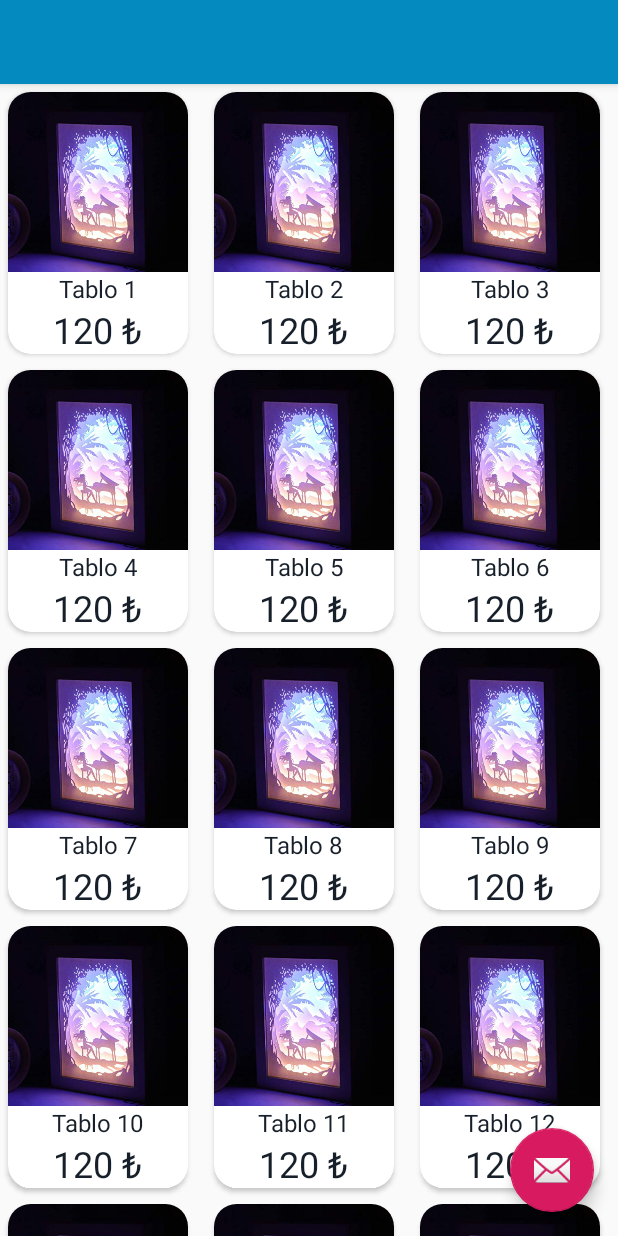
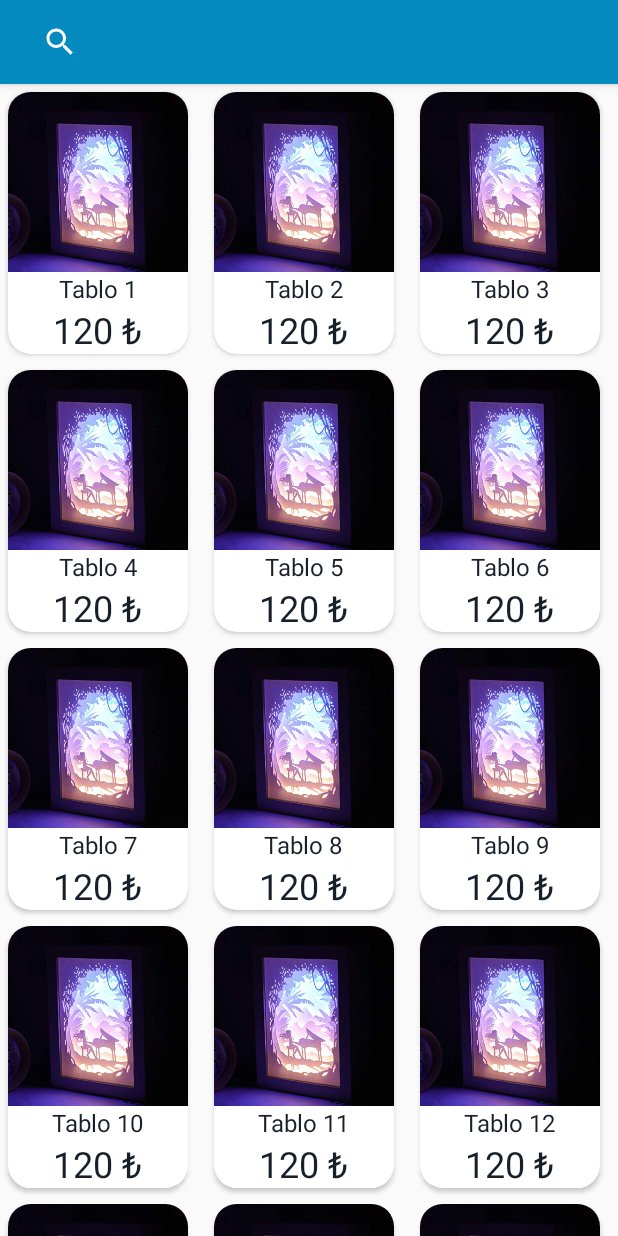
Before and after one commit to onur-tlntmr/Android, an Android app: the layout app_bar_main.xml on its own in the app's theme, with its tools: preview values and no code run, on a phone screen of 412 x 824 dp. Run offline under Robolectric (Android 15) with nearby library versions, the phone set to English and light mode, and no system bars.

Commit message:
Arayüz değişiklikleri ve sepetten silme fonksiyonu eklendi.

```diff
--- a/3dTable/app/src/main/java/com/codexe/a3dtable/Adapters/BasketAdapter.java
+++ b/3dTable/app/src/main/java/com/codexe/a3dtable/Adapters/BasketAdapter.java
@@ -30,7 +30,7 @@ public class BasketAdapter extends RecyclerView.Adapter<RecyclerView.ViewHolder>
 
     //Fragment ile gevsek bag olusturan ve tiklanan nesnenin indexini gonderebilmek icin kullanılan interface
     public interface OnBasketListener {
-        void basketOnclick(int position);
+        void basketOnclick(int position, int id);
     }
 
     public static class ProductHolder extends RecyclerView.ViewHolder implements View.OnClickListener {
@@ -51,12 +51,12 @@ public class BasketAdapter extends RecyclerView.Adapter<RecyclerView.ViewHolder>
 
             this.onBasketListener = onBasketListener;
             itemView.setOnClickListener(this);
-
+            btnDelete.setOnClickListener(this);
         }
 
         @Override
         public void onClick(View v) {
-            onBasketListener.basketOnclick(getAdapterPosition()); // tiklanan urunun numarasini listener referansina tasiyoruz
+            onBasketListener.basketOnclick(getAdapterPosition(), v.getId()); // tiklanan urunun numarasini listener referansina tasiyoruz
         }
     }
 
--- a/3dTable/app/src/main/java/com/codexe/a3dtable/ui/basket/BasketModelView.java
+++ b/3dTable/app/src/main/java/com/codexe/a3dtable/ui/basket/BasketModelView.java
@@ -41,4 +41,10 @@ public class BasketModelView extends ViewModel {
         products.setValue(list);
     }
 
+    public void removeProduct(Product p) {
+        list.remove(p);
+        products.setValue(list);
+    }
+
+
 }
--- a/3dTable/app/src/main/res/layout/activity_login.xml
+++ b/3dTable/app/src/main/res/layout/activity_login.xml
@@ -19,7 +19,7 @@
 
 
         <EditText
-            android:id="@+id/edtMail"
+            android:id="@+id/ac_login_mail"
             android:layout_row="0"
             android:layout_column="1"
             android:layout_marginLeft="5dp"
@@ -33,7 +33,7 @@
 
 
         <EditText
-            android:id="@+id/edtPasswd"
+            android:id="@+id/ac_login_password"
             android:layout_row="1"
             android:layout_column="1"
             android:layout_marginLeft="5dp"
@@ -47,7 +47,7 @@
             android:layout_column="1">
 
             <Button
-                android:id="@+id/btnLogin"
+                android:id="@+id/ac_btn_login"
                 android:layout_width="106dp"
                 android:layout_height="wrap_content"
 
--- a/3dTable/app/src/main/res/layout/app_bar_main.xml
+++ b/3dTable/app/src/main/res/layout/app_bar_main.xml
@@ -7,6 +7,7 @@
     tools:context=".MainActivity">
 
     <com.google.android.material.appbar.AppBarLayout
+        android:id="@+id/appBarLayout"
         android:layout_width="match_parent"
         android:layout_height="wrap_content"
         android:theme="@style/AppTheme.AppBarOverlay">
@@ -16,18 +17,20 @@
             android:layout_width="match_parent"
             android:layout_height="?attr/actionBarSize"
             android:background="?attr/colorPrimary"
-            app:popupTheme="@style/AppTheme.PopupOverlay" />
+            app:layout_anchor="@+id/appBarLayout"
+            app:layout_anchorGravity="center"
+            app:popupTheme="@style/AppTheme.PopupOverlay">
 
+
+            <androidx.appcompat.widget.SearchView
+                android:layout_width="wrap_content"
+                android:layout_height="match_parent" />
+
+
+        </androidx.appcompat.widget.Toolbar>
     </com.google.android.material.appbar.AppBarLayout>
 
     <include layout="@layout/content_main" />
 
-    <com.google.android.material.floatingactionbutton.FloatingActionButton
-        android:id="@+id/fab"
-        android:layout_width="wrap_content"
-        android:layout_height="wrap_content"
-        android:layout_gravity="bottom|end"
-        android:layout_margin="@dimen/fab_margin"
-        app:srcCompat="@android:drawable/ic_dialog_email" />
 
 </androidx.coordinatorlayout.widget.CoordinatorLayout>
--- a/3dTable/app/src/main/res/layout/nav_header_main.xml
+++ b/3dTable/app/src/main/res/layout/nav_header_main.xml
@@ -3,7 +3,7 @@
     xmlns:app="http://schemas.android.com/apk/res-auto"
     android:layout_width="match_parent"
     android:layout_height="@dimen/nav_header_height"
-    android:background="@color/colorPrimary"
+    android:background="@drawable/side_nav_bar"
     android:gravity="bottom"
     android:orientation="vertical"
     android:paddingLeft="@dimen/activity_horizontal_margin"
--- a/3dTable/app/src/main/res/menu/activity_main_drawer.xml
+++ b/3dTable/app/src/main/res/menu/activity_main_drawer.xml
@@ -7,9 +7,7 @@
         <item
             android:id="@+id/nav_products"
             android:title="@string/menu_products" />
-        <item
-            android:id="@+id/nav_basketFragment"
-            android:title="@string/fragment_basket" />
+
     </group>
 
     <item android:title="Communicate">
--- a/3dTable/build.gradle
+++ b/3dTable/build.gradle
@@ -7,7 +7,7 @@ buildscript {
 
     }
     dependencies {
-        classpath 'com.android.tools.build:gradle:3.6.0'
+        classpath 'com.android.tools.build:gradle:3.6.1'
 
         // NOTE: Do not place your application dependencies here; they belong
         // in the individual module build.gradle files
```
Also changed, not shown: 3dTable/app/src/main/AndroidManifest.xml (+6 -8 lines), 3dTable/app/src/main/java/com/codexe/a3dtable/MainActivity.java (+20 -11 lines), 3dTable/app/src/main/java/com/codexe/a3dtable/ui/basket/BasketFragment.java (+30 -20 lines), 3dTable/app/src/main/res/drawable/side_nav_bar.xml (+4 -5 lines), 3dTable/app/src/main/res/menu/main.xml (+8 -4 lines), 1 other file.
